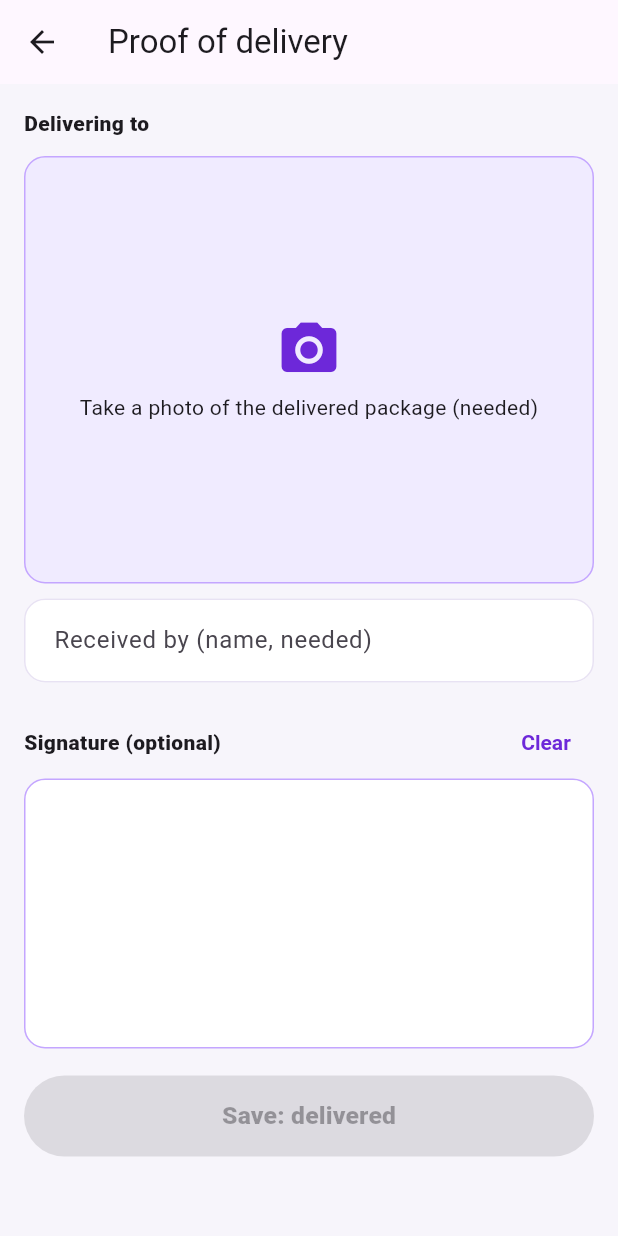
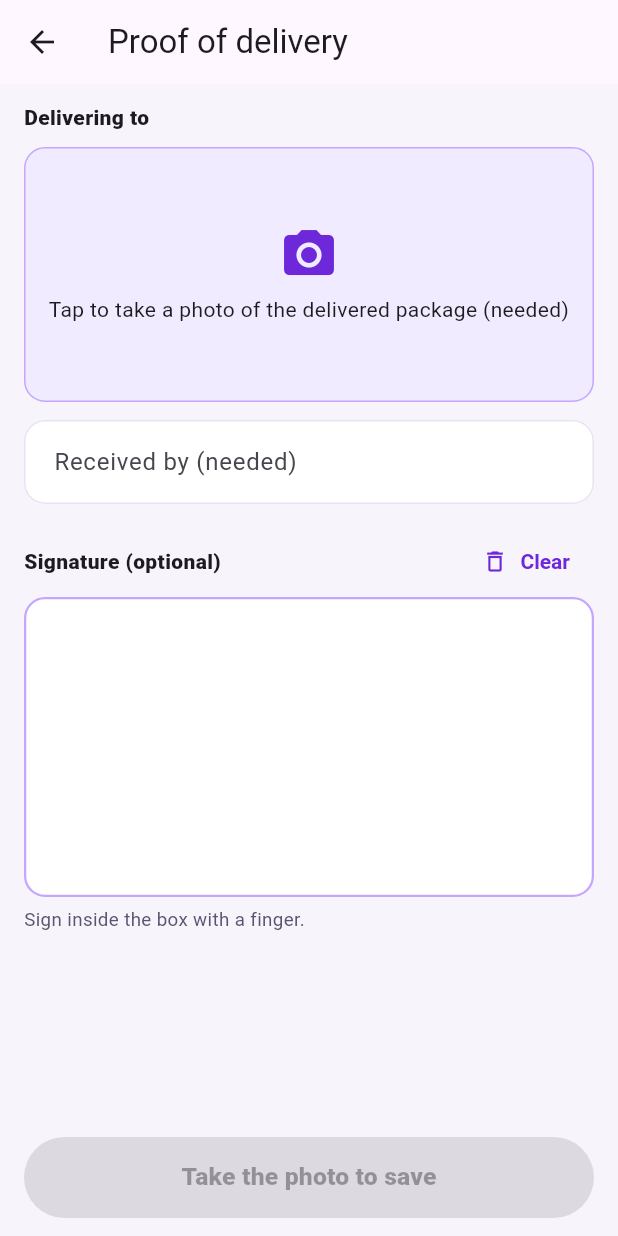
Before and after one commit to patrick231274-dotcom/wocom-hub-app, a Flutter app: the _ProofScreen screen opened directly with empty values, on a phone screen of 412 x 824 dp. Run offline on Flutter 3.47's test engine with Material 3 defaults, Android fonts, the phone set to English and light mode, and no system bars; our stand-ins replace connectivity_plus, device_info_plus, firebase_core, firebase_messaging, flutter_contacts, flutter_local_notifications and 10 more; missing offline and left inert: audio_session, dart:js_interop, flutter_background, flutter_ringtone_player, flutter_webrtc, mobile_scanner and 3 more; accounts and stored records are empty.

Commit message:
GF Driver proof screen: receiver pre-filled (clearable), signature box locks page scroll, Save pinned at the bottom
Co-Authored-By: Claude Opus 5.5 <noreply@anthropic.com>
Claude-Session: https://claude.ai/code/session_01HrD7oPKEfr1rAj6Z37fTfU

```diff
--- a/lib/screens/driver_screens.dart
+++ b/lib/screens/driver_screens.dart
@@ -2,6 +2,7 @@ import 'dart:async';
 import 'dart:io';
 import 'dart:ui' as ui;
 
+import 'package:flutter/gestures.dart';
 import 'package:flutter/material.dart';
 import 'package:image_picker/image_picker.dart';
 import 'package:mobile_scanner/mobile_scanner.dart' hide Phone;
@@ -347,8 +348,16 @@ class _ProofScreen extends StatefulWidget {
 
 class _ProofScreenState extends State<_ProofScreen> {
   String? _photo;
-  final _name = TextEditingController();
+  // Pre-filled with the recipient on the order; the driver can clear it and type who took it.
+  late final _name = TextEditingController(text: (widget.d['recipient_name'] ?? '').toString());
   final _sig = GlobalKey<_SignaturePadState>();
+  bool _signing = false; // page scrolling is paused while a finger is on the signature box
+
+  @override
+  void dispose() {
+    _name.dispose();
+    super.dispose();
+  }
 
   Future<void> _takePhoto() async {
     final x = await ImagePicker().pickImage(source: ImageSource.camera, maxWidth: 1600, maxHeight: 1600, imageQuality: 70);
@@ -366,48 +375,73 @@ class _ProofScreenState extends State<_ProofScreen> {
     final ready = _photo != null && _name.text.trim().isNotEmpty;
     return Scaffold(
       appBar: AppBar(title: const Text('Proof of delivery')),
-      body: ListView(padding: const EdgeInsets.all(16), children: [
-        Text('Delivering to ${widget.d['recipient_name'] ?? ''}', style: const TextStyle(fontWeight: FontWeight.w800)),
-        const SizedBox(height: 12),
-        AspectRatio(
-          aspectRatio: 4 / 3,
-          child: InkWell(
+      // Save stays on screen at the bottom, above the keyboard and the phone's buttons.
+      bottomNavigationBar: SafeArea(
+        child: Padding(
+          padding: EdgeInsets.fromLTRB(16, 8, 16, 12 + MediaQuery.of(context).viewInsets.bottom),
+          child: FilledButton(
+            style: FilledButton.styleFrom(minimumSize: const Size.fromHeight(54), backgroundColor: _green),
+            onPressed: ready ? _save : null,
+            child: Text(ready ? 'Save: delivered' : (_photo == null ? 'Take the photo to save' : 'Enter who received it'),
+                style: const TextStyle(fontSize: 16.5, fontWeight: FontWeight.w900)),
+          ),
+        ),
+      ),
+      body: ListView(
+        physics: _signing ? const NeverScrollableScrollPhysics() : null,
+        padding: const EdgeInsets.fromLTRB(16, 12, 16, 16),
+        children: [
+          Text('Delivering to ${widget.d['recipient_name'] ?? ''}', style: const TextStyle(fontWeight: FontWeight.w800)),
+          const SizedBox(height: 10),
+          InkWell(
             onTap: _takePhoto,
             borderRadius: BorderRadius.circular(14),
             child: Container(
+              height: 170,
               decoration: BoxDecoration(color: wocomSoft, borderRadius: BorderRadius.circular(14), border: Border.all(color: wocomTint)),
               clipBehavior: Clip.antiAlias,
               child: _photo == null
-                  ? const Column(mainAxisAlignment: MainAxisAlignment.center, children: [Icon(Icons.photo_camera, size: 44, color: wocomDeep), SizedBox(height: 6), Text('Take a photo of the delivered package (needed)', textAlign: TextAlign.center)])
-                  : Image.file(File(_photo!), fit: BoxFit.cover),
+                  ? const Column(mainAxisAlignment: MainAxisAlignment.center, children: [Icon(Icons.photo_camera, size: 40, color: wocomDeep), SizedBox(height: 6), Text('Tap to take a photo of the delivered package (needed)', textAlign: TextAlign.center)])
+                  : Stack(fit: StackFit.expand, children: [
+                      Image.file(File(_photo!), fit: BoxFit.cover),
+                      Positioned(right: 8, bottom: 8, child: FilledButton.tonalIcon(onPressed: _takePhoto, icon: const Icon(Icons.refresh, size: 18), label: const Text('Retake'))),
+                    ]),
             ),
           ),
-        ),
-        if (_photo != null) TextButton.icon(onPressed: _takePhoto, icon: const Icon(Icons.refresh), label: const Text('Take again')),
-        const SizedBox(height: 10),
-        TextField(controller: _name, onChanged: (_) => setState(() {}), textCapitalization: TextCapitalization.words, decoration: const InputDecoration(labelText: 'Received by (name, needed)')),
-        const SizedBox(height: 16),
-        Row(children: [
-          const Expanded(child: Text('Signature (optional)', style: TextStyle(fontWeight: FontWeight.w800))),
-          TextButton(onPressed: () => _sig.currentState?.clear(), child: const Text('Clear')),
-        ]),
-        _SignaturePad(key: _sig),
-        const SizedBox(height: 18),
-        FilledButton(style: FilledButton.styleFrom(minimumSize: const Size.fromHeight(54), backgroundColor: _green), onPressed: ready ? _save : null, child: const Text('Save: delivered', style: TextStyle(fontSize: 16.5, fontWeight: FontWeight.w900))),
-      ]),
+          const SizedBox(height: 12),
+          TextField(
+            controller: _name,
+            onChanged: (_) => setState(() {}),
+            textCapitalization: TextCapitalization.words,
+            decoration: InputDecoration(
+              labelText: 'Received by (needed)',
+              suffixIcon: _name.text.isEmpty ? null : IconButton(tooltip: 'Clear', icon: const Icon(Icons.close), onPressed: () => setState(_name.clear)),
+            ),
+          ),
+          const SizedBox(height: 14),
+          Row(children: [
+            const Expanded(child: Text('Signature (optional)', style: TextStyle(fontWeight: FontWeight.w800))),
+            TextButton.icon(onPressed: () => _sig.currentState?.clear(), icon: const Icon(Icons.delete_outline, size: 18), label: const Text('Clear')),
+          ]),
+          _SignaturePad(key: _sig, onSigning: (on) { if (on != _signing) setState(() => _signing = on); }),
+          const SizedBox(height: 6),
+          const Text('Sign inside the box with a finger.', style: TextStyle(fontSize: 12.5, color: wocomMuted)),
+        ],
+      ),
     );
   }
 }
 
 class _SignaturePad extends StatefulWidget {
-  const _SignaturePad({super.key});
+  const _SignaturePad({super.key, required this.onSigning});
+  final ValueChanged<bool> onSigning;
   @override
   State<_SignaturePad> createState() => _SignaturePadState();
 }
 
 class _SignaturePadState extends State<_SignaturePad> {
   final List<List<Offset>> _strokes = [];
-  Size _size = const Size(300, 160);
+  Size _size = const Size(300, 200);
   bool get hasInk => _strokes.any((s) => s.length > 1);
   void clear() => setState(_strokes.clear);
 
@@ -426,14 +460,24 @@ class _SignaturePadState extends State<_SignaturePad> {
   @override
   Widget build(BuildContext context) {
     return LayoutBuilder(builder: (context, c) {
-      _size = Size(c.maxWidth, 180);
+      _size = Size(c.maxWidth, 200);
       return Container(
-        height: 180,
-        decoration: BoxDecoration(color: Colors.white, borderRadius: BorderRadius.circular(14), border: Border.all(color: wocomTint)),
-        child: GestureDetector(
-          onPanStart: (e) => setState(() => _strokes.add([e.localPosition])),
-          onPanUpdate: (e) => setState(() => _strokes.last.add(e.localPosition)),
+        height: 200,
+        decoration: BoxDecoration(color: Colors.white, borderRadius: BorderRadius.circular(14), border: Border.all(color: wocomTint, width: 1.5)),
+        clipBehavior: Clip.antiAlias,
+        // Raw pointer events (not drag gestures), and the page stops scrolling while the finger is
+        // down, so up/down strokes draw instead of moving the page.
+        child: RawGestureDetector(
+          // Claim the touch at once so the page's scroll never takes a signature stroke.
+          gestures: {EagerGestureRecognizer: GestureRecognizerFactoryWithHandlers<EagerGestureRecognizer>(() => EagerGestureRecognizer(), (_) {})},
+          child: Listener(
+          behavior: HitTestBehavior.opaque,
+          onPointerDown: (e) { widget.onSigning(true); setState(() => _strokes.add([e.localPosition])); },
+          onPointerMove: (e) { if (_strokes.isNotEmpty) setState(() => _strokes.last.add(e.localPosition)); },
+          onPointerUp: (_) => widget.onSigning(false),
+          onPointerCancel: (_) => widget.onSigning(false),
           child: CustomPaint(painter: _SigPainter(_strokes), size: Size.infinite),
+        ),
         ),
       );
     });
```
